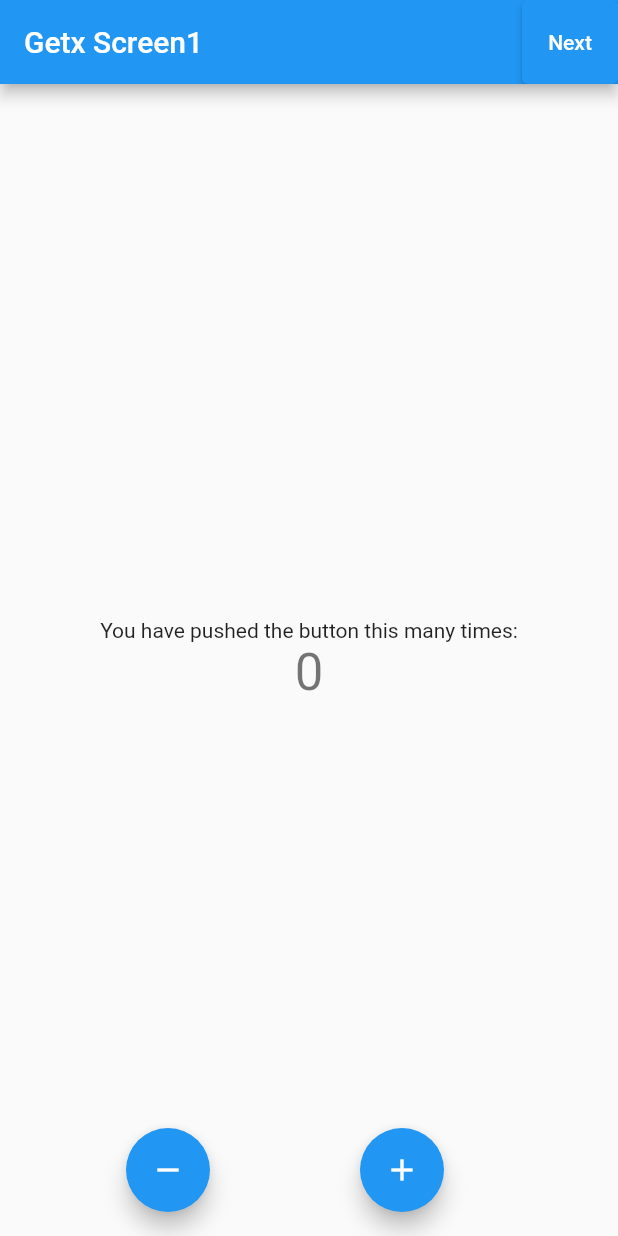
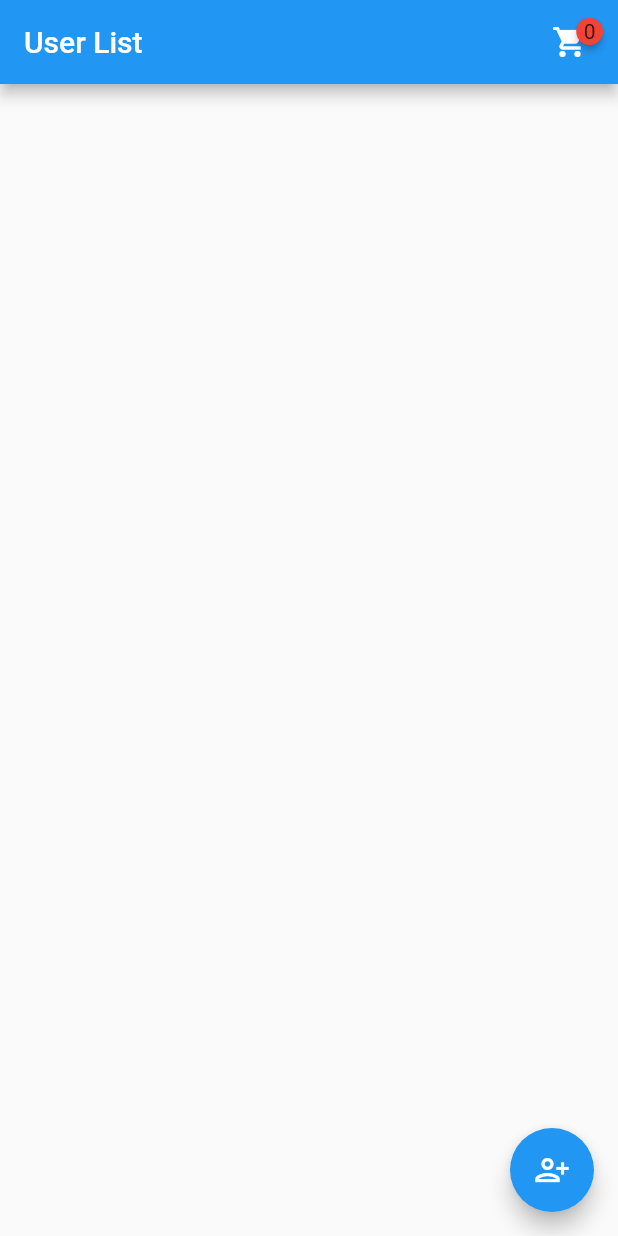
Before and after one commit to PHANNA11/state_management8-12, a Flutter app: the screen it shows after launch, on a phone screen of 412 x 824 dp. Run offline on Flutter 3.47's test engine with Material 2 defaults, Android fonts, the phone set to English and light mode, and no system bars; drawn by our look-alikes of badges; our stand-ins replace bloc, flutter_bloc, get.

Commit message:
add List Object User

```diff
--- /dev/null
+++ b/lib/getx/controller/user_controller.dart
@@ -0,0 +1,12 @@
+import 'package:get/get_state_manager/get_state_manager.dart';
+import 'package:get/state_manager.dart';
+
+import '../model/user_model.dart';
+
+class UserController extends GetxController {
+  RxList<User> userList = <User>[].obs;
+  void addUser(User use) async {
+    userList.add(use);
+    update();
+  }
+}
--- /dev/null
+++ b/lib/getx/model/user_model.dart
@@ -0,0 +1,6 @@
+class User {
+  late int id;
+  late String name;
+  late double score;
+  User({required this.id, required this.name, required this.score});
+}
--- /dev/null
+++ b/lib/getx/view/user_screen.dart
@@ -0,0 +1,53 @@
+import 'package:flutter/material.dart';
+import 'package:flutter/src/widgets/framework.dart';
+import 'package:flutter/src/widgets/placeholder.dart';
+import 'package:get/get.dart';
+import 'package:get/get_state_manager/get_state_manager.dart';
+import 'package:state_test/getx/controller/user_controller.dart';
+import 'package:state_test/getx/model/user_model.dart';
+import 'package:badges/badges.dart' as badges;
+
+class UserScreen extends StatelessWidget {
+  UserScreen({super.key});
+  UserController userController = Get.put(UserController());
+
+  @override
+  Widget build(BuildContext context) {
+    return GetBuilder<UserController>(builder: (context) {
+      return Scaffold(
+        appBar: AppBar(
+          title: Text('User List'),
+          actions: [
+            Center(
+              child: badges.Badge(
+                badgeContent: Text(userController.userList.length.toString()),
+                child: const Icon(Icons.shopping_cart),
+              ),
+            ),
+            SizedBox(
+              width: 20,
+            )
+          ],
+        ),
+        body: ListView.builder(
+          itemCount: userController.userList.length,
+          itemBuilder: (context, index) => Card(
+            elevation: 0,
+            child: ListTile(
+              leading: CircleAvatar(
+                child: Text(userController.userList[index].id.toString()),
+              ),
+              title: Text(userController.userList[index].name),
+            ),
+          ),
+        ),
+        floatingActionButton: FloatingActionButton(
+          onPressed: () async {
+            userController.addUser(User(id: 12, name: 'Lyly', score: 43));
+          },
+          child: const Icon(Icons.person_add_alt),
+        ),
+      );
+    });
+  }
+}
--- a/lib/main.dart
+++ b/lib/main.dart
@@ -3,6 +3,7 @@ import 'package:flutter_bloc/flutter_bloc.dart';
 import 'package:get/get.dart';
 import 'package:state_test/bloc/counter_bloc.dart';
 import 'package:state_test/getx/view/screen1.dart';
+import 'package:state_test/getx/view/user_screen.dart';
 
 import 'second_page.dart';
 
@@ -32,7 +33,7 @@ class MyApp extends StatelessWidget {
       theme: ThemeData(
         primarySwatch: Colors.blue,
       ),
-      home: Screen1(),
+      home: UserScreen(),
     );
   }
 }
--- a/pubspec.yaml
+++ b/pubspec.yaml
@@ -37,6 +37,7 @@ dependencies:
   cupertino_icons: ^1.0.2
   flutter_bloc: ^8.1.3
   get: ^4.6.5
+  badges: ^3.1.1
 
 dev_dependencies:
   flutter_test:
```
Also changed, not shown: pubspec.lock.
